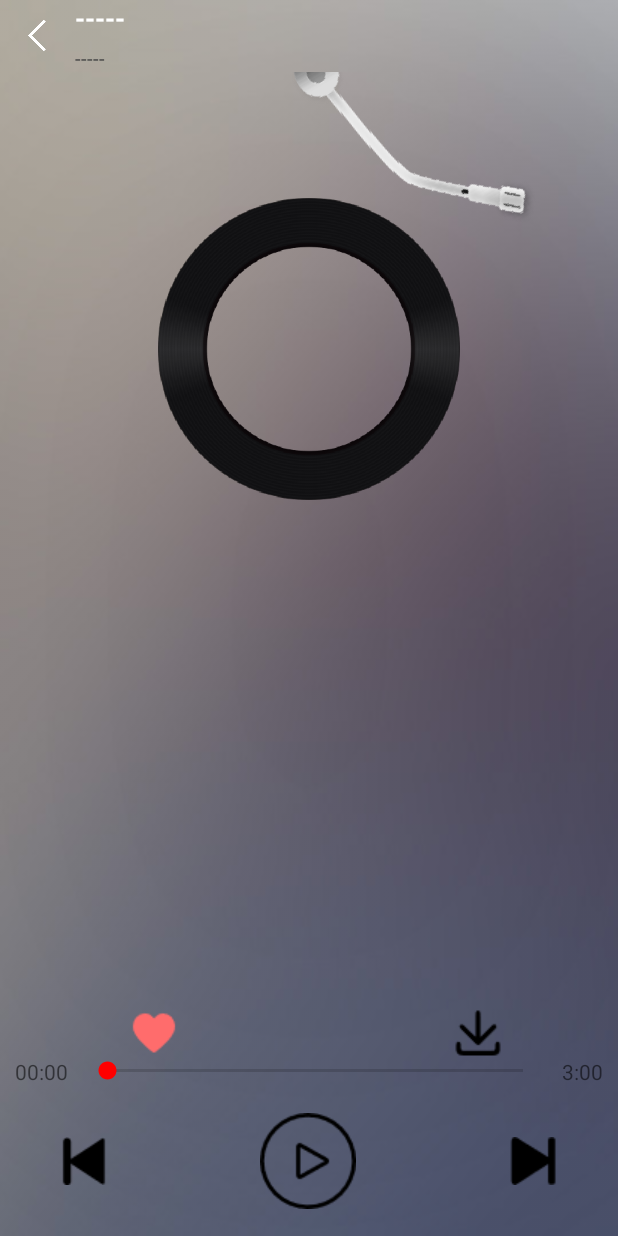
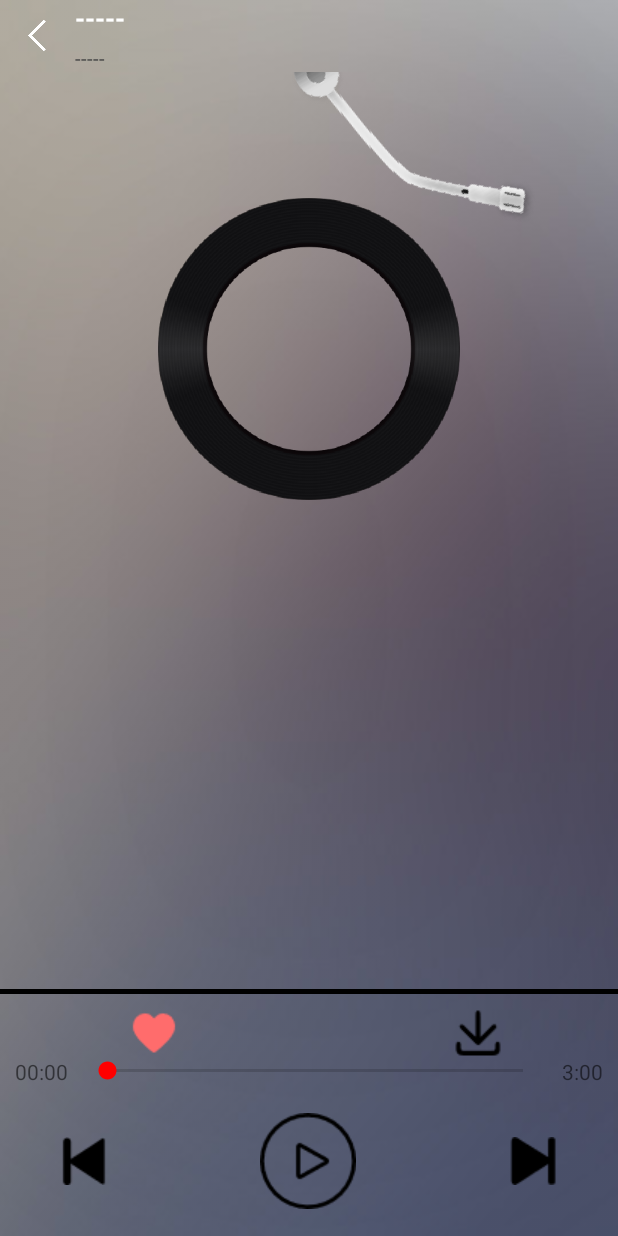
Before and after one commit to noobcoder0717/MyMusic, an Android app: the PlayActivity screen opened directly, with no data from a screen before it, after a tap on an icon or button, on a phone screen of 412 x 824 dp. Run offline under Robolectric (Android 15) with nearby library versions, the phone set to English and light mode, and no system bars; our stand-ins replace ButterKnife, EventBus; libraries missing offline, so code that uses them is left out: org.litepal; 9 statements that could not run were skipped; 1 other tap on this screen came first.

Commit message:
加入了下载进度条

```diff
--- /dev/null
+++ b/app/src/main/java/CustomView/DownloadBar.java
@@ -0,0 +1,109 @@
+package CustomView;
+
+import android.content.Context;
+import android.graphics.Canvas;
+import android.graphics.Color;
+import android.graphics.Paint;
+import android.util.AttributeSet;
+import android.util.Log;
+import android.view.View;
+
+public class DownloadBar extends View {
+
+    private static final String TAG = "DownloadBar";
+
+    private float percent = 0;
+
+    private Paint mPaint;
+    private Paint mProgressPaint;
+
+    public DownloadBar(Context context){
+        super(context);
+        init();
+    }
+
+    public DownloadBar(Context context, AttributeSet attrs){
+        super(context,attrs);
+        init();
+    }
+
+    public DownloadBar(Context context,AttributeSet attrs,int defStyle){
+        super(context,attrs,defStyle);
+        init();
+    }
+
+    private void init(){
+        mPaint = new Paint();
+        mPaint.setColor(Color.BLACK);
+        mPaint.setStrokeWidth((float)10.0);
+
+
+        mProgressPaint = new Paint();
+        mProgressPaint.setColor(Color.RED);
+        mProgressPaint.setStrokeWidth((float)10.0);
+    }
+
+
+    @Override
+    public void onMeasure(int widthMeasureSpec,int heightMeasureSpec){
+
+        int widthResult = 0;
+        int heightResult = 0;
+
+        int widthSpecSize=MeasureSpec.getSize(widthMeasureSpec);
+        int widthSpecMode=MeasureSpec.getMode(widthMeasureSpec);
+
+        switch(widthSpecMode){
+            case MeasureSpec.EXACTLY:
+                widthResult = widthSpecSize;
+                break;
+            case MeasureSpec.AT_MOST:
+                widthResult=200;
+                break;
+            default:
+                break;
+        }
+
+        int heightSpecSize=MeasureSpec.getSize(heightMeasureSpec);
+        int heightSpecMode=MeasureSpec.getMode(heightMeasureSpec);
+
+        switch(heightSpecMode){
+            case MeasureSpec.EXACTLY: {
+                heightResult = heightSpecSize;
+                break;
+            }
+            case MeasureSpec.AT_MOST:{
+                heightResult=20;
+                break;
+            }
+            default:
+                break;
+        }
+
+        setMeasuredDimension(widthResult,heightResult);
+    }
+
+    @Override
+    public void onDraw(Canvas canvas){
+        int width = getWidth();
+        int height = getHeight();
+
+        int left=getLeft();
+        int top=getTop();
+
+        Log.i(TAG,left+" "+top);
+        Log.i(TAG,width+" "+height);
+
+        //先画进度条，再画当前进度
+        canvas.drawLine(0,0,width,0,mPaint);
+        canvas.drawLine(0,0,percent*width,0,mProgressPaint);
+
+
+    }
+
+    public synchronized void setProgress(float progress){
+        this.percent = progress;
+        invalidate();
+    }
+
+}
--- a/app/src/main/java/model/SearchResult.java
+++ b/app/src/main/java/model/SearchResult.java
@@ -7,6 +7,7 @@ import android.util.Log;
 import org.greenrobot.eventbus.EventBus;
 
 import java.util.ArrayList;
+import java.util.HashMap;
 import java.util.List;
 
 
@@ -50,6 +51,8 @@ public class SearchResult implements ISearchResult {
     final ClientApi songUrlApi=RetrofitFactory.getRetrofitOfSongUrl().create(ClientApi.class);
 
     int cnt=0;
+
+
 
 
     public SearchResult(ISearchResultPresenter searchResultPresenter){
--- a/app/src/main/java/view/MainActivity.java
+++ b/app/src/main/java/view/MainActivity.java
@@ -282,6 +282,7 @@ public class MainActivity extends AppCompatActivity  {
     @Override
     protected void onDestroy(){
         super.onDestroy();
+        Log.i("playService","MainActivity onDestroy");
         unbindService(playConnection);//断开服务
         unbindService(downloadConnection);//断开服务
         EventBus.getDefault().unregister(this);//解除注册
--- a/app/src/main/java/view/PlayActivity.java
+++ b/app/src/main/java/view/PlayActivity.java
@@ -1,9 +1,11 @@
 package view;
 
 import android.app.Application;
+import android.content.BroadcastReceiver;
 import android.content.ComponentName;
 import android.content.Context;
 import android.content.Intent;
+import android.content.IntentFilter;
 import android.content.ServiceConnection;
 import android.graphics.Bitmap;
 import android.graphics.BitmapFactory;
@@ -50,6 +52,7 @@ import java.util.TimerTask;
 
 import CustomView.CustomRelativeLayout;
 import CustomView.DiscView;
+import CustomView.DownloadBar;
 import Util.CommonUtils;
 import Util.Constant;
 import Util.Currsong;
@@ -73,6 +76,10 @@ public class PlayActivity extends AppCompatActivity implements IPlayView{
     MediaPlayer mp=new MediaPlayer();
     Thread seekbarThread;
     Bitmap albumBitmap;
+    BroadcastReceiver broadcastReceiver;
+
+    @Bind(R.id.download_bar)
+    DownloadBar downloadBar;
 
     @Bind(R.id.back)
     ImageView back;
@@ -156,7 +163,30 @@ public class PlayActivity extends AppCompatActivity implements IPlayView{
             discView.play();
         if(isLoveSong(Currsong.getCurrentSong()))
             love.setBackgroundResource(R.drawable.loved);
+
+
+        broadcastReceiver=new BroadcastReceiver() {
+            @Override
+            public void onReceive(Context context, Intent intent) {
+                if(intent.getAction() == "com.example.mvpmymusic.downloadService"){
+                    Message msg=Message.obtain();
+                    msg.what=intent.getIntExtra("progress",0);
+                    downloadHandler.sendMessage(msg);
+                }
+            }
+        };
     }
+
+    private Handler downloadHandler=new Handler(){
+        @Override
+        public void handleMessage(Message msg){
+            int progress = msg.what;
+            if(progress<=100)
+                downloadBar.setProgress(progress);
+            else
+                downloadBar.setVisibility(View.GONE);
+        }
+    };
 
     private ServiceConnection playConnection = new ServiceConnection() {
         @Override
@@ -230,13 +260,7 @@ public class PlayActivity extends AppCompatActivity implements IPlayView{
     }
 
 
-    @Override
-    protected void onDestroy(){
-        super.onDestroy();
-        unbindService(playConnection);
-        unbindService(downloadConnection);
-        EventBus.getDefault().unregister(this);
-    }
+
 
     public String getSingerNames(CurrentSong cs){
         String SingerNames="";
@@ -278,6 +302,8 @@ public class PlayActivity extends AppCompatActivity implements IPlayView{
         setLayoutBackground();
         discView.restart2();
     }
+
+
 
     //根据播放状态更新进度条
     public void getProgress(){
@@ -334,6 +360,7 @@ public class PlayActivity extends AppCompatActivity implements IPlayView{
         download.setOnClickListener(new View.OnClickListener() {
             @Override
             public void onClick(View v) {
+                downloadBar.setVisibility(View.VISIBLE);
                 downloadBinder.startDownload(Currsong.getCurrentSong());
             }
         });
@@ -538,5 +565,22 @@ public class PlayActivity extends AppCompatActivity implements IPlayView{
         return res;
     }
 
+    @Override
+    protected void onResume(){
+        IntentFilter filter=new IntentFilter();
+        filter.addAction("com.example.mvpmymusic.downloadService");
+        registerReceiver(broadcastReceiver,filter);
+        super.onResume();
+    }
+
+    @Override
+    protected void onDestroy(){
+        super.onDestroy();
+        unregisterReceiver(broadcastReceiver);
+        unbindService(playConnection);
+        unbindService(downloadConnection);
+        EventBus.getDefault().unregister(this);
+    }
+
 
 }
--- a/app/src/main/res/layout/activity_play.xml
+++ b/app/src/main/res/layout/activity_play.xml
@@ -68,6 +68,13 @@
         android:layout_width="match_parent"
         android:layout_height="wrap_content"
         android:layout_below="@id/song_status"/>
+
+    <CustomView.DownloadBar
+        android:id="@+id/download_bar"
+        android:visibility="gone"
+        android:layout_above="@id/button_layout"
+        android:layout_width="match_parent"
+        android:layout_height="wrap_content"/>
 
     <LinearLayout
         android:id="@+id/button_layout"
```
Also changed, not shown: app/src/main/java/CustomView/DiscView.java (+3 -32 lines), app/src/main/java/broadcast/DownloadBroadcast.java (added, +9 -0 lines), app/src/main/java/service/DownloadService.java (+7 -1 lines), app/src/main/java/service/PlayService.java (+19 -71 lines), app/src/main/java/view/fragment/MainFragment.java (+4 -55 lines).
